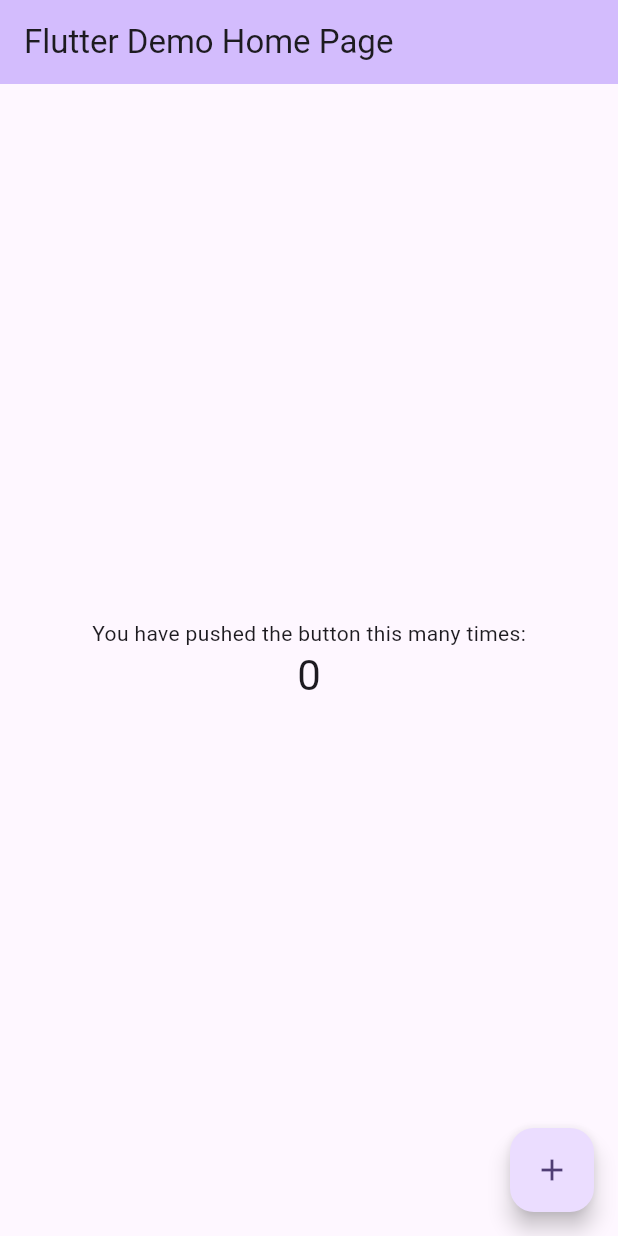
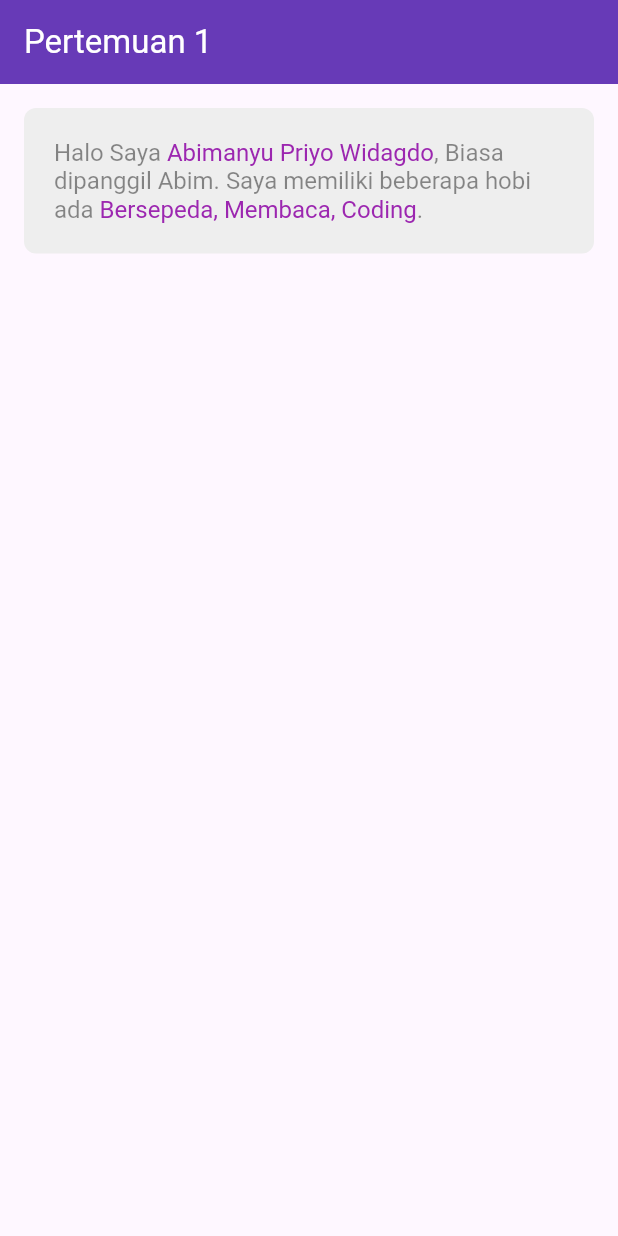
Before and after one commit to abimanyupewe/sebelum_uts_dart, a Flutter app: the screen it shows after launch, on a phone screen of 412 x 824 dp. Run offline on Flutter 3.47's test engine with Material 3 defaults, Android fonts, the phone set to English and light mode, and no system bars.

Commit message:
tugas per1

```diff
--- a/lib/main.dart
+++ b/lib/main.dart
@@ -1,4 +1,5 @@
 import 'package:flutter/material.dart';
+import 'package:sebelum_uts_dart/tugas/pertemuan1.dart';
 
 void main() {
   runApp(const MyApp());
@@ -7,116 +8,8 @@ void main() {
 class MyApp extends StatelessWidget {
   const MyApp({super.key});
 
-  // This widget is the root of your application.
   @override
   Widget build(BuildContext context) {
-    return MaterialApp(
-      title: 'Flutter Demo',
-      theme: ThemeData(
-        // This is the theme of your application.
-        //
-        // TRY THIS: Try running your application with "flutter run". You'll see
-        // the application has a purple toolbar. Then, without quitting the app,
-        // try changing the seedColor in the colorScheme below to Colors.green
-        // and then invoke "hot reload" (save your changes or press the "hot
-        // reload" button in a Flutter-supported IDE, or press "r" if you used
-        // the command line to start the app).
-        //
-        // Notice that the counter didn't reset back to zero; the application
-        // state is not lost during the reload. To reset the state, use hot
-        // restart instead.
-        //
-        // This works for code too, not just values: Most code changes can be
-        // tested with just a hot reload.
-        colorScheme: ColorScheme.fromSeed(seedColor: Colors.deepPurple),
-      ),
-      home: const MyHomePage(title: 'Flutter Demo Home Page'),
-    );
+    return MaterialApp(debugShowCheckedModeBanner: false, home: Pertemuan1());
   }
 }
-
-class MyHomePage extends StatefulWidget {
-  const MyHomePage({super.key, required this.title});
-
-  // This widget is the home page of your application. It is stateful, meaning
-  // that it has a State object (defined below) that contains fields that affect
-  // how it looks.
-
-  // This class is the configuration for the state. It holds the values (in this
-  // case the title) provided by the parent (in this case the App widget) and
-  // used by the build method of the State. Fields in a Widget subclass are
-  // always marked "final".
-
-  final String title;
-
-  @override
-  State<MyHomePage> createState() => _MyHomePageState();
-}
-
-class _MyHomePageState extends State<MyHomePage> {
-  int _counter = 0;
-
-  void _incrementCounter() {
-    setState(() {
-      // This call to setState tells the Flutter framework that something has
-      // changed in this State, which causes it to rerun the build method below
-      // so that the display can reflect the updated values. If we changed
-      // _counter without calling setState(), then the build method would not be
-      // called again, and so nothing would appear to happen.
-      _counter++;
-    });
-  }
-
-  @override
-  Widget build(BuildContext context) {
-    // This method is rerun every time setState is called, for instance as done
-    // by the _incrementCounter method above.
-    //
-    // The Flutter framework has been optimized to make rerunning build methods
-    // fast, so that you can just rebuild anything that needs updating rather
-    // than having to individually change instances of widgets.
-    return Scaffold(
-      appBar: AppBar(
-        // TRY THIS: Try changing the color here to a specific color (to
-        // Colors.amber, perhaps?) and trigger a hot reload to see the AppBar
-        // change color while the other colors stay the same.
-        backgroundColor: Theme.of(context).colorScheme.inversePrimary,
-        // Here we take the value from the MyHomePage object that was created by
-        // the App.build method, and use it to set our appbar title.
-        title: Text(widget.title),
-      ),
-      body: Center(
-        // Center is a layout widget. It takes a single child and positions it
-        // in the middle of the parent.
-        child: Column(
-          // Column is also a layout widget. It takes a list of children and
-          // arranges them vertically. By default, it sizes itself to fit its
-          // children horizontally, and tries to be as tall as its parent.
-          //
-          // Column has various properties to control how it sizes itself and
-          // how it positions its children. Here we use mainAxisAlignment to
-          // center the children vertically; the main axis here is the vertical
-          // axis because Columns are vertical (the cross axis would be
-          // horizontal).
-          //
-          // TRY THIS: Invoke "debug painting" (choose the "Toggle Debug Paint"
-          // action in the IDE, or press "p" in the console), to see the
-          // wireframe for each widget.
-          mainAxisAlignment: MainAxisAlignment.center,
-          children: <Widget>[
-            const Text('You have pushed the button this many times:'),
-            Text(
-              '$_counter',
-              style: Theme.of(context).textTheme.headlineMedium,
-            ),
-          ],
-        ),
-      ),
-      floatingActionButton: FloatingActionButton(
-        onPressed: _incrementCounter,
-        tooltip: 'Increment',
-        child: const Icon(Icons.add),
-      ), // This trailing comma makes auto-formatting nicer for build methods.
-    );
-  }
-}
--- /dev/null
+++ b/lib/tugas/pertemuan1.dart
@@ -0,0 +1,60 @@
+import 'package:flutter/material.dart';
+
+class Pertemuan1 extends StatelessWidget {
+  final String nama = 'Abimanyu Priyo Widagdo';
+  final List<String> hobi = ['Bersepeda', 'Membaca', 'Coding'];
+
+  @override
+  Widget build(BuildContext context) {
+    return Scaffold(
+      appBar: AppBar(
+        title: Text("Pertemuan 1", style: TextStyle(color: Colors.white)),
+        backgroundColor: Colors.deepPurple,
+      ),
+      body: Padding(
+        padding: const EdgeInsets.all(16.0),
+        child: Column(
+          crossAxisAlignment: CrossAxisAlignment.start,
+          children: [
+            Container(
+              padding: EdgeInsets.all(12.0),
+              decoration: BoxDecoration(
+                color: Colors.grey[200],
+                borderRadius: BorderRadius.circular(8.0),
+              ),
+              child: Column(
+                crossAxisAlignment: CrossAxisAlignment.start,
+                children: [
+                  Padding(
+                    padding: EdgeInsets.all(8.0),
+                    child: RichText(
+                      text: TextSpan(
+                        style: TextStyle(fontSize: 16, color: Colors.black45),
+                        children: [
+                          TextSpan(text: "Halo Saya "),
+                          TextSpan(
+                            text: nama,
+                            style: TextStyle(color: Colors.purple),
+                          ),
+                          TextSpan(
+                            text:
+                                ", Biasa dipanggil Abim. Saya memiliki beberapa hobi ada ",
+                          ),
+                          TextSpan(
+                            text: hobi.join(', '),
+                            style: TextStyle(color: Colors.purple),
+                          ),
+                          TextSpan(text: "."),
+                        ],
+                      ),
+                    ),
+                  ),
+                ],
+              ),
+            ),
+          ],
+        ),
+      ),
+    );
+  }
+}
```
Also changed, not shown: lib/latihan/pert3.dart (added, +64 -0 lines).
